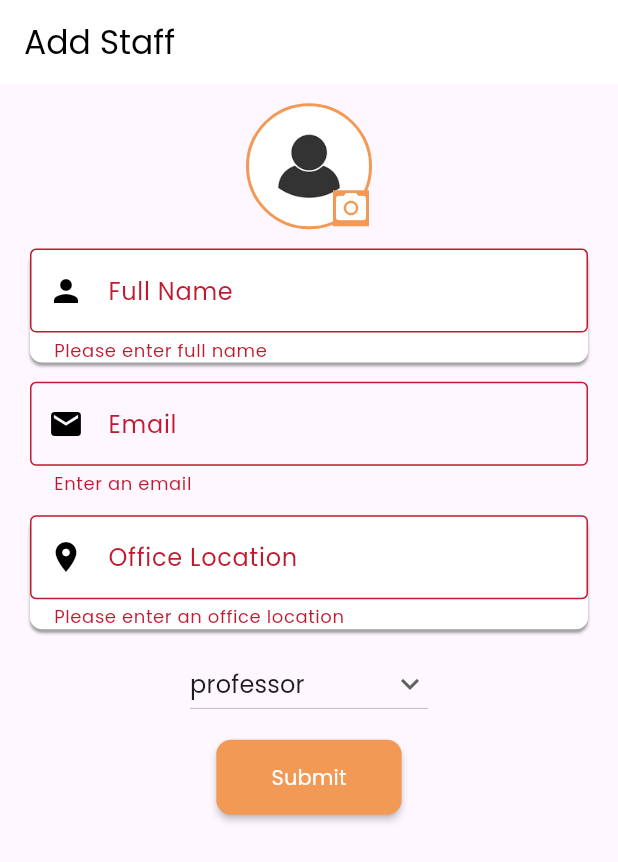
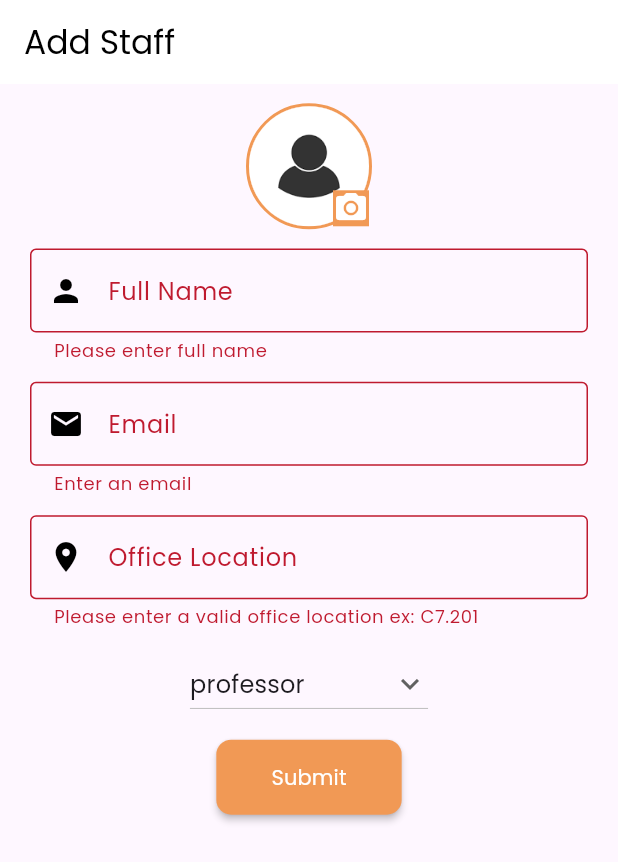
Before and after one commit to omar-sherif9992/GUConnect, a Flutter app: the SetStaffScreen screen opened directly, after a tap on "Submit", on a phone screen of 412 x 824 dp. Shown: the top 862 px of the screen. Run offline on Flutter 3.47's test engine with Material 3 defaults, Android fonts, the phone set to English and light mode, and no system bars; our stand-ins replace cached_network_image, cloud_firestore, device_preview, email_validator, emoji_picker_flutter, firebase_auth and 6 more; missing offline and left inert: flutter_phone_direct_caller, mailer; accounts and stored records are empty; key blocks and very long unbroken strings in the code were emptied for the run.

Commit message:
update input fields UI

```diff
--- a/app/lib/src/screens/admin/set_staff_screen.dart
+++ b/app/lib/src/screens/admin/set_staff_screen.dart
@@ -97,12 +97,11 @@ class _SetStaffScreenState extends State<SetStaffScreen> {
                         keyboardType: TextInputType.streetAddress,
                         validator: (value) {
                           if (value == null || value.isEmpty) {
-                            return 'Please enter an office location';
+                            return 'Please enter a valid office location ex: C7.201';
                           }
-                          // value must be in this forma C7.201
                           if (!RegExp(r'^[A-Z][0-9]\.[0-9]{3}$')
                               .hasMatch(value)) {
-                            return 'Please enter a valid office location in this format C7.201';
+                            return 'Please enter a valid office location ex: C7.201';
                           }
 
                           return null;
--- a/app/lib/src/screens/authentication/register.dart
+++ b/app/lib/src/screens/authentication/register.dart
@@ -47,8 +47,8 @@ class _RegisterScreenState extends State<RegisterScreen> {
       //   gravity: ToastGravity.BOTTOM,
       //   backgroundColor: Colors.red,
       // );
+    }
 
-    }
   }
 
   void _showOtpInputDialog(UserProvider userProvider, String email,CustomUser newUser) {
--- a/app/lib/src/widgets/bottom_bar.dart
+++ b/app/lib/src/widgets/bottom_bar.dart
@@ -11,7 +11,7 @@ class BottomBar extends StatelessWidget {
 
   @override
   Widget build(context) {
-    final userProvider = Provider.of<UserProvider>(context, listen: true);
+    /*  final userProvider = Provider.of<UserProvider>(context, listen: true);
 
     if (userProvider.user == null) {
       Navigator.of(context).popAndPushNamed('/login');
@@ -20,8 +20,8 @@ class BottomBar extends StatelessWidget {
     final CustomUser user = userProvider.user as CustomUser;
     // check if user is admin
     final bool isAdmin = user.userType == 'admin';
-
-    //  final bool isAdmin = false;
+ */
+    final bool isAdmin = false;
 
     // check which page is active
     bool isActive(String routeName) {
--- a/app/lib/src/widgets/email_field.dart
+++ b/app/lib/src/widgets/email_field.dart
@@ -30,6 +30,7 @@ class _EmailFieldState extends State<EmailField> {
         },
         decoration: const InputDecoration(
           labelText: 'Email',
+          hintText: 'name@student.guc.edu.eg/name@guc.edu.eg',
           prefixIcon: Icon(Icons.email),
           border:
               OutlineInputBorder(borderSide: BorderSide(color: Colors.grey)),
--- a/app/lib/src/widgets/input_field.dart
+++ b/app/lib/src/widgets/input_field.dart
@@ -1,4 +1,3 @@
-
 import 'package:flutter/material.dart';
 
 class InputField extends StatelessWidget {
@@ -7,7 +6,8 @@ class InputField extends StatelessWidget {
     required this.controller,
     required this.label,
     required this.icon,
-    this.validator, required this.keyboardType,
+    this.validator,
+    required this.keyboardType,
   });
 
   final TextEditingController controller;
@@ -18,26 +18,12 @@ class InputField extends StatelessWidget {
 
   @override
   Widget build(BuildContext context) {
-    return Container(
-       decoration: BoxDecoration(
-            color: Colors.white,
-            borderRadius: BorderRadius.circular(8.0),
-            boxShadow: const [
-              BoxShadow(
-                color: Colors.grey,
-                blurRadius: 1.0,
-                offset: Offset(0, 2),
-              ),
-            ],
-          ),
-      child: TextFormField(
+    return TextFormField(
       decoration: InputDecoration(
         hintText: label,
         labelText: label,
         border: const OutlineInputBorder(
-            borderSide: BorderSide(color: Colors.grey)
-
-          ),
+            borderSide: BorderSide(color: Colors.grey)),
         prefixIcon: Icon(icon),
       ),
       textInputAction: TextInputAction.next,
@@ -46,7 +32,6 @@ class InputField extends StatelessWidget {
       controller: controller,
       validator: validator,
       onSaved: (value) => controller.text = value!,
-      ),
     );
   }
 }
```
Lines whose indentation alone changed are shown as unchanged.
